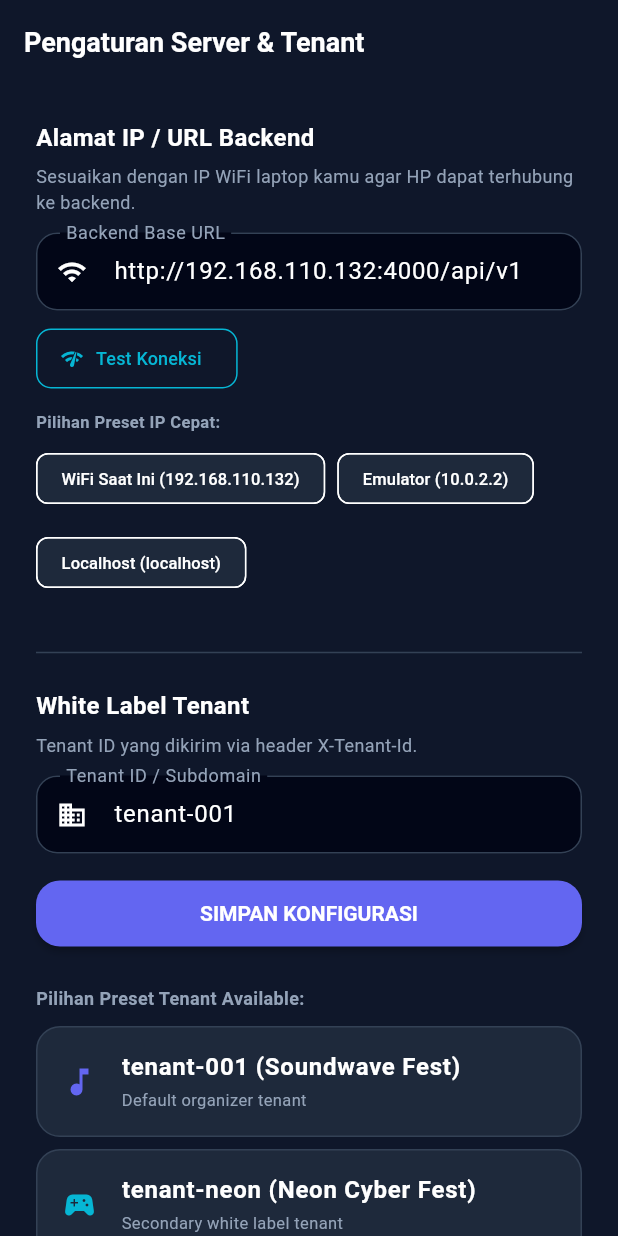
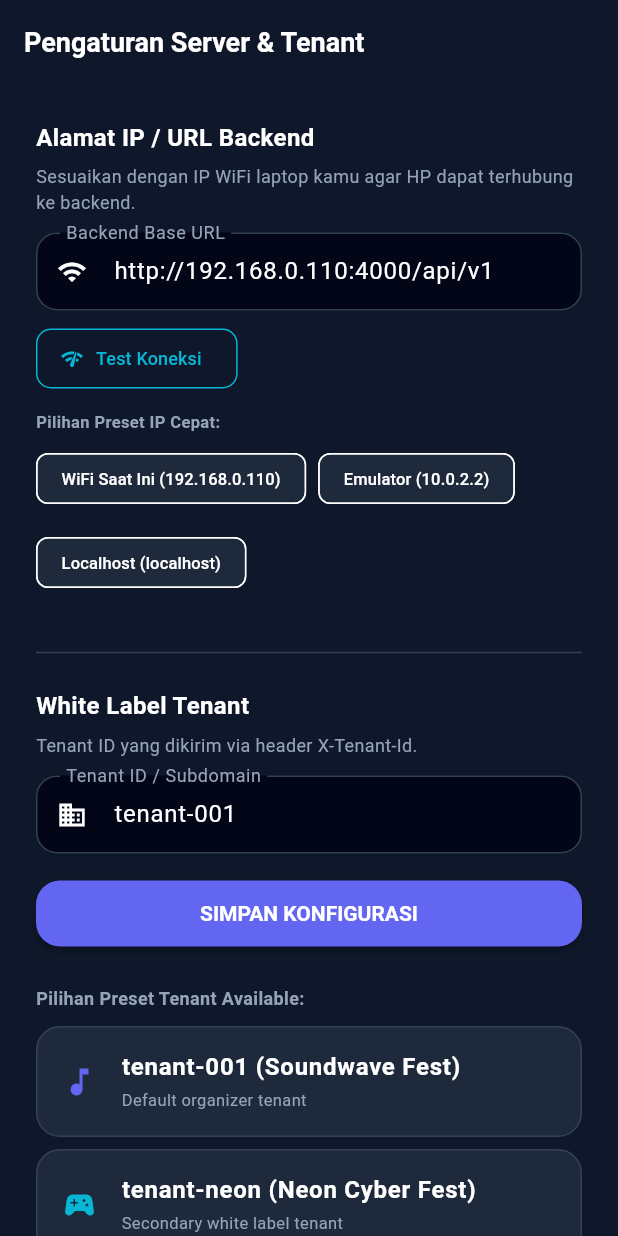
Before and after one commit to arsa-sans/white_label_mobile, a Flutter app: the TenantSelectView screen opened by its route, on a phone screen of 412 x 824 dp. Run offline on Flutter 3.47's test engine with Material 3 defaults, Android fonts, the phone set to English and light mode, and no system bars; our stand-ins replace connectivity_plus, dio, drift, flutter_riverpod, flutter_secure_storage, go_router and 2 more; missing offline and left inert: mobile_scanner; accounts and stored records are empty; generated files the repository leaves out were written again.

Commit message:
chore: update active WiFi IP to 192.168.0.110 in endpoints and presets

```diff
--- a/lib/core/constants/api_endpoints.dart
+++ b/lib/core/constants/api_endpoints.dart
@@ -30,9 +30,9 @@
 class ApiEndpoints {
   // ┌──────────────────────────────────────────────────────────────────────────┐
   // │  Base Backend URL — UPDATE IP INI sesuai IPv4 WiFi laptop kamu!        │
-  // │  Laptop IPv4 saat ini: 192.168.110.132                                  │
+  // │  Laptop IPv4 saat ini: 192.168.0.110                                    │
   // └──────────────────────────────────────────────────────────────────────────┘
-  static const String baseUrl = 'http://192.168.110.132:4000/api/v1';
+  static const String baseUrl = 'http://192.168.0.110:4000/api/v1';
   static const String devLocalhostUrl = 'http://localhost:4000/api/v1';
 
   // Auth
--- a/lib/features/auth/presentation/views/tenant_select_view.dart
+++ b/lib/features/auth/presentation/views/tenant_select_view.dart
@@ -207,10 +207,10 @@
               runSpacing: 8,
               children: [
                 ActionChip(
-                  label: const Text('WiFi Saat Ini (192.168.110.132)', style: TextStyle(fontSize: 11)),
+                  label: const Text('WiFi Saat Ini (192.168.0.110)', style: TextStyle(fontSize: 11)),
                   onPressed: () {
                     setState(() {
-                      _serverUrlController.text = 'http://192.168.110.132:4000/api/v1';
+                      _serverUrlController.text = 'http://192.168.0.110:4000/api/v1';
                     });
                   },
                 ),
```
